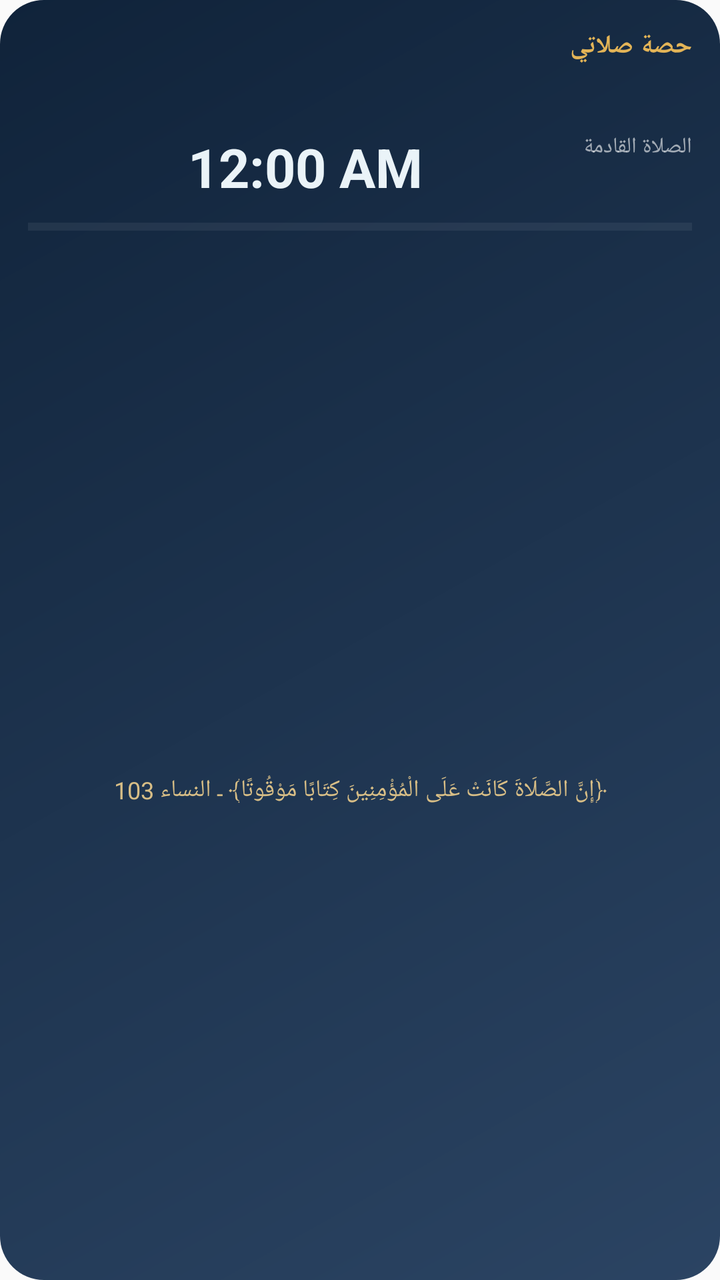
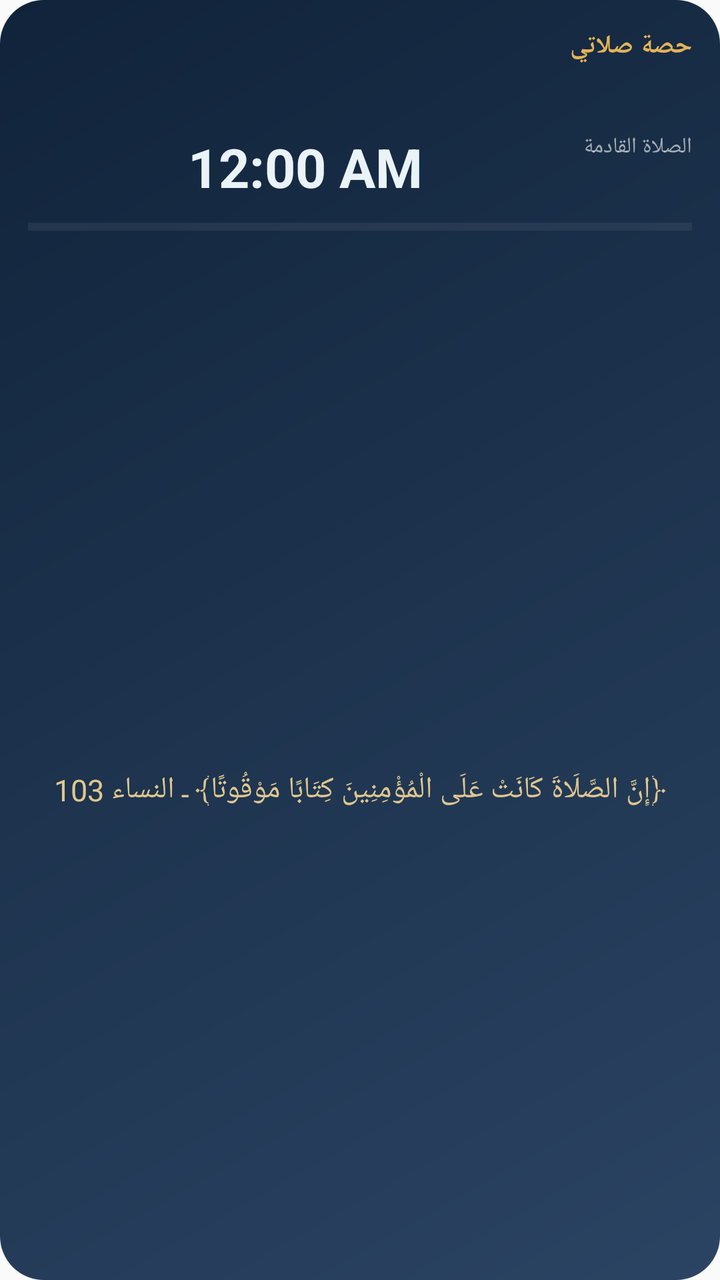

Two renders of the same Android screen: before a commit and after it. Below are the layout's source before the change and the commit's diff.
<!-- AndroidManifest.xml: application theme android:Theme.Material.Light.NoActionBar -->
<!-- res/layout/widget.xml -->
<?xml version="1.0" encoding="utf-8"?>
<LinearLayout xmlns:android="http://schemas.android.com/apk/res/android"
    android:id="@+id/wRoot"
    android:layout_width="match_parent"
    android:layout_height="match_parent"
    android:orientation="vertical"
    android:background="@drawable/widget_bg"
    android:padding="14dp"
    android:layoutDirection="rtl">

    
    <LinearLayout
        android:layout_width="match_parent"
        android:layout_height="wrap_content"
        android:orientation="horizontal"
        android:baselineAligned="false">

        <TextView
            android:id="@+id/wCity"
            android:layout_width="0dp"
            android:layout_weight="1"
            android:layout_height="wrap_content"
            android:textSize="13sp"
            android:textStyle="bold"
            android:textColor="#E3B457"
            android:maxLines="1"
            android:ellipsize="end"
            android:text="@string/app_name" />

        <TextView
            android:id="@+id/wDate"
            android:layout_width="wrap_content"
            android:layout_height="wrap_content"
            android:textSize="12sp"
            android:textColor="#A9C6DA"
            android:maxLines="1" />
    </LinearLayout>

    
    <LinearLayout
        android:layout_width="match_parent"
        android:layout_height="wrap_content"
        android:layout_marginTop="8dp"
        android:orientation="horizontal"
        android:gravity="bottom"
        android:baselineAligned="false">

        <LinearLayout
            android:layout_width="wrap_content"
            android:layout_height="wrap_content"
            android:orientation="vertical">

            <TextView
                android:id="@+id/wLead"
                android:layout_width="wrap_content"
                android:layout_height="wrap_content"
                android:textSize="11sp"
                android:textColor="#99FFFFFF"
                android:maxLines="1"
                android:text="@string/widget_lead_next" />

            <TextView
                android:id="@+id/wLeft"
                android:layout_width="wrap_content"
                android:layout_height="wrap_content"
                android:textSize="15sp"
                android:textColor="#FFFFFF"
                android:maxLines="1" />
        </LinearLayout>

        
        <TextClock
            android:id="@+id/wClock"
            android:layout_width="0dp"
            android:layout_weight="1"
            android:layout_height="wrap_content"
            android:gravity="center"
            android:format12Hour="@null"
            android:format24Hour="HH:mm"
            android:textSize="27sp"
            android:textStyle="bold"
            android:textColor="#EAF3F8"
            android:maxLines="1"
            android:ellipsize="end" />

        <LinearLayout
            android:layout_width="wrap_content"
            android:layout_height="wrap_content"
            android:orientation="vertical"
            android:gravity="end">

            
            <ViewFlipper
                android:id="@+id/wFlip"
                android:layout_width="wrap_content"
                android:layout_height="wrap_content"
                android:autoStart="true"
                android:flipInterval="750"
                android:measureAllChildren="true">

                <TextView
                    android:id="@+id/wName"
                    android:layout_width="wrap_content"
                    android:layout_height="wrap_content"
                    android:textSize="27sp"
                    android:textStyle="bold"
                    android:textColor="#FFFFFF"
                    android:maxLines="1" />

                <TextView
                    android:id="@+id/wName2"
                    android:layout_width="wrap_content"
                    android:layout_height="wrap_content"
                    android:textSize="27sp"
                    android:textStyle="bold"
                    android:textColor="#FFFFFF"
                    android:maxLines="1" />
            </ViewFlipper>

            <TextView
                android:id="@+id/wAt"
                android:layout_width="wrap_content"
                android:layout_height="wrap_content"
                android:textSize="19sp"
                android:textColor="#E8F2F8"
                android:gravity="end"
                android:maxLines="1" />
        </LinearLayout>
    </LinearLayout>

    
    <ProgressBar
        android:id="@+id/wBar"
        style="?android:attr/progressBarStyleHorizontal"
        android:layout_width="match_parent"
        android:layout_height="4dp"
        android:layout_marginTop="10dp"
        android:max="100"
        android:progress="0"
        android:indeterminate="false"
        android:progressTint="#FFFFFF"
        android:progressBackgroundTint="#3DFFFFFF" />

    
    <LinearLayout
        android:id="@+id/wRow"
        android:layout_width="match_parent"
        android:layout_height="wrap_content"
        android:layout_marginTop="9dp"
        android:orientation="horizontal"
        android:baselineAligned="false">

        <LinearLayout
            android:layout_width="0dp"
            android:layout_weight="1"
            android:layout_height="wrap_content"
            android:orientation="vertical"
            android:gravity="center_horizontal">
            <TextView android:id="@+id/wN0"
                android:layout_width="wrap_content" android:layout_height="wrap_content"
                android:textSize="11sp" android:textColor="#FFFFFF" android:maxLines="1" />
            <TextView android:id="@+id/wT0"
                android:layout_width="wrap_content" android:layout_height="wrap_content"
                android:textSize="14sp" android:textColor="#FFFFFF" android:maxLines="1" />
        </LinearLayout>

        <LinearLayout
            android:layout_width="0dp"
            android:layout_weight="1"
            android:layout_height="wrap_content"
            android:orientation="vertical"
            android:gravity="center_horizontal">
            <TextView android:id="@+id/wN1"
                android:layout_width="wrap_content" android:layout_height="wrap_content"
                android:textSize="11sp" android:textColor="#FFFFFF" android:maxLines="1" />
            <TextView android:id="@+id/wT1"
                android:layout_width="wrap_content" android:layout_height="wrap_content"
                android:textSize="14sp" android:textColor="#FFFFFF" android:maxLines="1" />
        </LinearLayout>

        <LinearLayout
            android:layout_width="0dp"
            android:layout_weight="1"
            android:layout_height="wrap_content"
            android:orientation="vertical"
            android:gravity="center_horizontal">
            <TextView android:id="@+id/wN2"
                android:layout_width="wrap_content" android:layout_height="wrap_content"
                android:textSize="11sp" android:textColor="#FFFFFF" android:maxLines="1" />
            <TextView android:id="@+id/wT2"
                android:layout_width="wrap_content" android:layout_height="wrap_content"
                android:textSize="14sp" android:textColor="#FFFFFF" android:maxLines="1" />
        </LinearLayout>

        <LinearLayout
            android:layout_width="0dp"
            android:layout_weight="1"
            android:layout_height="wrap_content"
            android:orientation="vertical"
            android:gravity="center_horizontal">
            <TextView android:id="@+id/wN3"
                android:layout_width="wrap_content" android:layout_height="wrap_content"
                android:textSize="11sp" android:textColor="#FFFFFF" android:maxLines="1" />
            <TextView android:id="@+id/wT3"
                android:layout_width="wrap_content" android:layout_height="wrap_content"
                android:textSize="14sp" android:textColor="#FFFFFF" android:maxLines="1" />
        </LinearLayout>

        <LinearLayout
            android:layout_width="0dp"
            android:layout_weight="1"
            android:layout_height="wrap_content"
            android:orientation="vertical"
            android:gravity="center_horizontal">
            <TextView android:id="@+id/wN4"
                android:layout_width="wrap_content" android:layout_height="wrap_content"
                android:textSize="11sp" android:textColor="#FFFFFF" android:maxLines="1" />
            <TextView android:id="@+id/wT4"
                android:layout_width="wrap_content" android:layout_height="wrap_content"
                android:textSize="14sp" android:textColor="#FFFFFF" android:maxLines="1" />
        </LinearLayout>
    </LinearLayout>

    
    <TextView
        android:id="@+id/wAyah"
        android:layout_width="match_parent"
        android:layout_height="0dp"
        android:layout_weight="1"
        android:layout_marginTop="6dp"
        android:gravity="center"
        android:textSize="12sp"
        android:textColor="#D8BE86"
        android:lineSpacingExtra="1dp"
        android:maxLines="2"
        android:ellipsize="end"
        android:text="@string/widget_ayah" />
</LinearLayout>
<!-- resources referenced by this layout -->
<resources>
  <!-- drawable widget_bg (drawable) -->
  <?xml version="1.0" encoding="utf-8"?>
  <shape xmlns:android="http://schemas.android.com/apk/res/android"
      android:shape="rectangle">
      <corners android:radius="22dp" />
      <gradient
          android:angle="315"
          android:startColor="#10233A"
          android:endColor="#2B4463"
          android:type="linear" />
  </shape>
  <string name="app_name">حصة صلاتي</string>
  <string name="widget_ayah">﴿إِنَّ الصَّلَاةَ كَانَتْ عَلَى الْمُؤْمِنِينَ كِتَابًا مَوْقُوتًا﴾ ـ النساء 103</string>
  <string name="widget_lead_next">الصلاة القادمة</string>
</resources>

<!-- the commit's change to res/layout/widget.xml (unified diff, before → after) -->
@@ -229,10 +229,10 @@
         android:layout_weight="1"
         android:layout_marginTop="6dp"
         android:gravity="center"
-        android:textSize="12sp"
-        android:textColor="#D8BE86"
-        android:lineSpacingExtra="1dp"
-        android:maxLines="2"
+        android:textSize="15sp"
+        android:textColor="#E0C68E"
+        android:lineSpacingExtra="0dp"
+        android:maxLines="3"
         android:ellipsize="end"
         android:text="@string/widget_ayah" />
 </LinearLayout>
